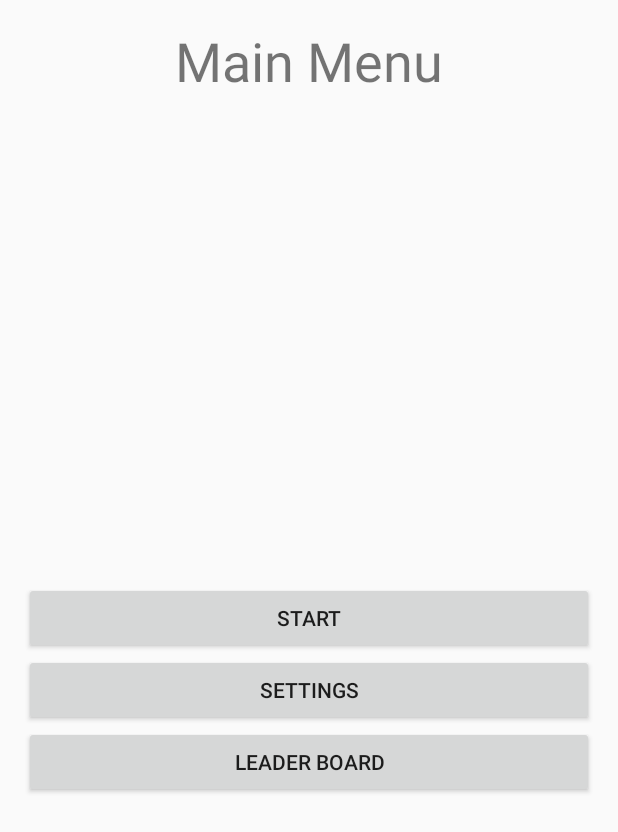
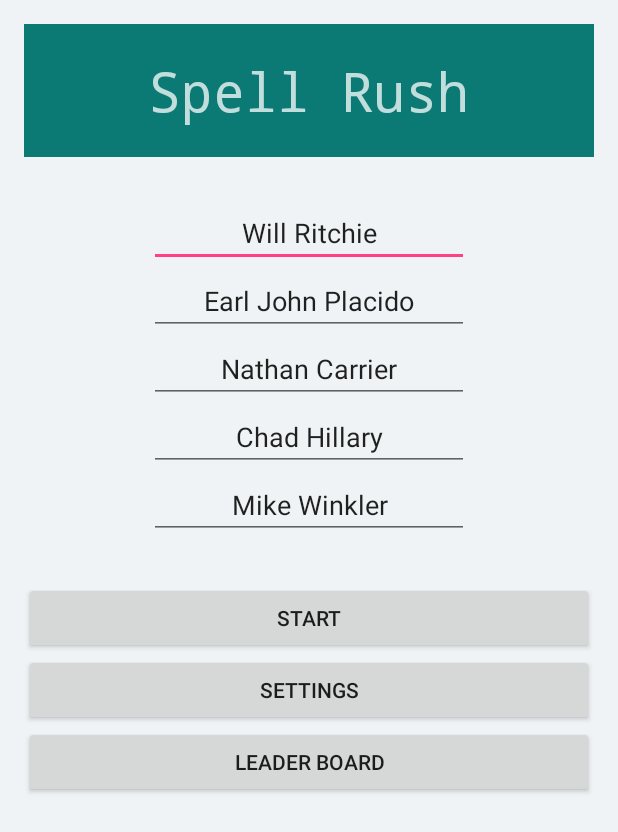
Before and after one commit to TheWlr9/Spell-Rush, an Android app: the screen it shows after launch (HomeActivity), on a phone screen of 412 x 824 dp. Shown: the top 832 px of the screen. Run offline under Robolectric (Android 15) with nearby library versions, the phone set to English and light mode, and no system bars.

Commit message:
Added buttons to main screen with temp toast messages. Added names to main screen

```diff
--- a/app/src/main/res/layout/activity_home.xml
+++ b/app/src/main/res/layout/activity_home.xml
@@ -4,6 +4,7 @@
     android:id="@+id/relativeLayout"
     android:layout_width="match_parent"
     android:layout_height="match_parent"
+    android:background="#f0f3f5"
     android:paddingLeft="@dimen/activity_horizontal_margin"
     android:paddingTop="@dimen/activity_vertical_margin"
     android:paddingRight="@dimen/activity_horizontal_margin"
@@ -14,16 +15,21 @@
         android:id="@+id/textTitle"
         android:layout_width="fill_parent"
         android:layout_height="wrap_content"
-        android:text="@string/main_menu"
+        android:layout_centerHorizontal="true"
+        android:background="#0b7a75"
+        android:padding="20dp"
+        android:text="@string/Spell_Rush"
         android:textAlignment="center"
-        android:textSize="36sp" />
+        android:textColor="#BFFFFFFF"
+        android:textSize="36sp"
+        android:typeface="monospace" />
 
     <Button
         android:id="@+id/startBtn"
         android:layout_width="match_parent"
         android:layout_height="wrap_content"
         android:layout_centerInParent="true"
-        android:text="Start" />
+        android:text="@string/Start" />
 
     <Button
         android:id="@+id/settingsBtn"
@@ -31,7 +37,7 @@
         android:layout_height="wrap_content"
         android:layout_below="@id/startBtn"
         android:layout_centerHorizontal="true"
-        android:text="Settings" />
+        android:text="@string/Settings" />
 
     <Button
         android:id="@+id/leaderBoardBtn"
@@ -39,7 +45,72 @@
         android:layout_height="wrap_content"
         android:layout_below="@id/settingsBtn"
         android:layout_centerHorizontal="true"
-        android:text="Leader Board" />
+        android:text="@string/Leader_Board" />
+
+    <LinearLayout
+        android:layout_width="577dp"
+        android:layout_height="255dp"
+        android:layout_above="@id/startBtn"
+        android:orientation="vertical">
+
+
+        <EditText
+            android:labelFor="@id/willName"
+            android:id="@+id/willName"
+            android:layout_width="wrap_content"
+            android:layout_height="wrap_content"
+            android:layout_gravity="center"
+            android:ems="10"
+            android:textAlignment="center"
+            android:inputType="textPersonName"
+            android:text="@string/Will_Ritchie" />
+
+        <EditText
+            android:labelFor="@id/earlName"
+            android:id="@+id/earlName"
+            android:layout_width="wrap_content"
+            android:layout_height="wrap_content"
+            android:layout_gravity="center"
+            android:ems="10"
+            android:textAlignment="center"
+            android:inputType="textPersonName"
+            android:text="@string/Earl_John_Placido" />
+
+        <EditText
+            android:labelFor="@id/nathanName"
+            android:id="@+id/nathanName"
+            android:layout_width="wrap_content"
+            android:layout_height="wrap_content"
+            android:layout_gravity="center"
+            android:ems="10"
+            android:textAlignment="center"
+            android:inputType="textPersonName"
+            android:text="@string/Nathan_Carrier" />
+
+        <EditText
+            android:labelFor="@id/chadName"
+            android:id="@+id/chadName"
+            android:layout_width="wrap_content"
+            android:layout_height="wrap_content"
+            android:layout_gravity="center"
+            android:ems="10"
+            android:textAlignment="center"
+            android:inputType="textPersonName"
+            android:text="@string/Chad_Hillary" />
+
+        <EditText
+            android:labelFor="@id/mikeName"
+            android:id="@+id/mikeName"
+            android:layout_width="wrap_content"
+            android:layout_height="wrap_content"
+            android:layout_gravity="center"
+            android:ems="10"
+            android:textAlignment="center"
+            android:inputType="textPersonName"
+            android:text="@string/Mike_Winkler" />
+    </LinearLayout>
+
+
 
 
 </RelativeLayout>
--- a/app/src/main/res/values/strings.xml
+++ b/app/src/main/res/values/strings.xml
@@ -2,4 +2,14 @@
     <string name="app_name">Spell Rush</string>
 
     <string name="main_menu">Main Menu</string>
+    <string name="logo">logo</string>
+    <string name="Spell_Rush">Spell Rush</string>
+    <string name="Start">Start</string>
+    <string name="Settings">Settings</string>
+    <string name="Leader_Board">Leader Board</string>
+    <string name="Will_Ritchie">Will Ritchie</string>
+    <string name="Earl_John_Placido">Earl John Placido</string>
+    <string name="Nathan_Carrier">Nathan Carrier</string>
+    <string name="Chad_Hillary">Chad Hillary</string>
+    <string name="Mike_Winkler">Mike Winkler</string>
 </resources>
```
